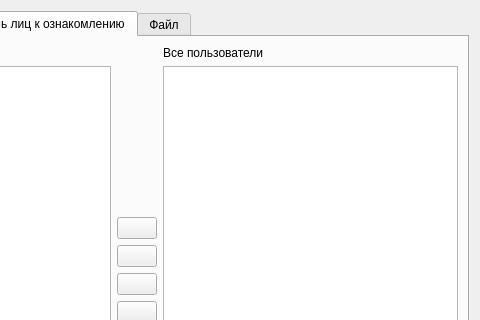
Qt form dialogdirection.ui (OrbMind/daybook) before a commit; both pictures show x 207 to 687 and y 0 to 320 of the 687 by 543 pixel window.
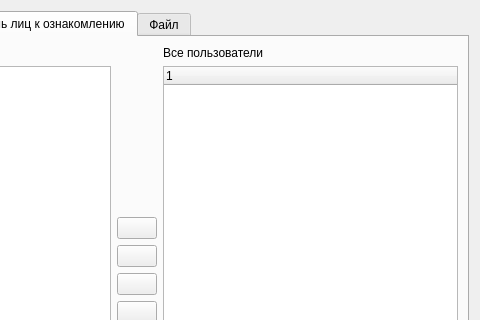
The same form after that commit. The open tabs and pages were chosen to show the change. Icons and pictures are not drawn.

Patch:
```diff
--- a/dialogdirection.ui
+++ b/dialogdirection.ui
@@ -390,13 +390,15 @@
           </widget>
          </item>
          <item>
-          <widget class="QListWidget" name="listWidgetAllUsers">
-           <property name="toolTip">
-            <string>Перечень всех пользователей</string>
-           </property>
+          <widget class="QTreeWidget" name="treeWidgetAllUsers">
            <property name="selectionMode">
             <enum>QAbstractItemView::MultiSelection</enum>
            </property>
+           <column>
+            <property name="text">
+             <string notr="true">1</string>
+            </property>
+           </column>
           </widget>
          </item>
         </layout>
```
Left out of the diff: 2 changed lines with no effect on the pictures.
